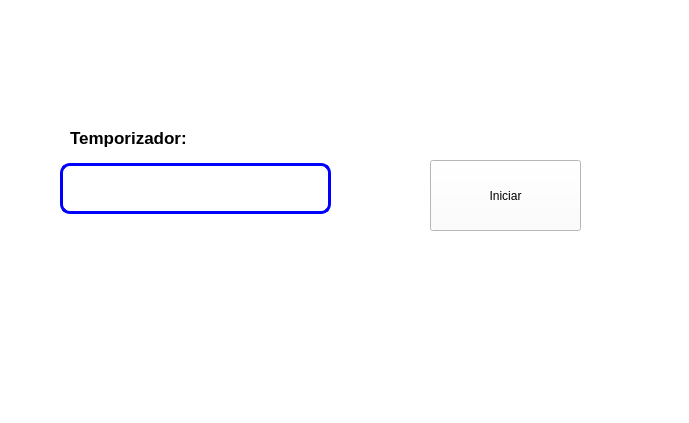
This is Unidad 2/P09_SegundoPlano.ui in Emanuel-Izaguirre-Cortes-03/Pip_2025_1_eq_4_i as Qt 5 draws it before an edit. The edited form follows.
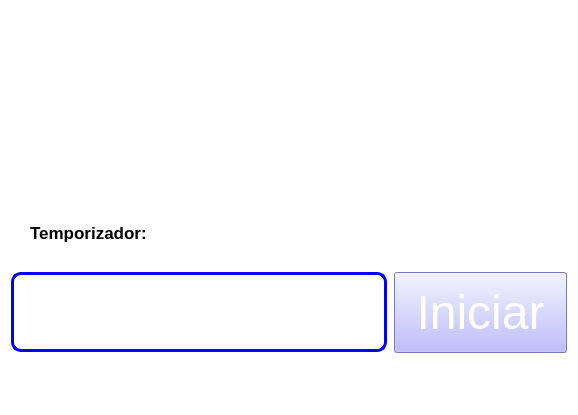
This is the edited form. Icons and pictures are not drawn.

Patch:
```diff
--- a/Unidad 2/P09_SegundoPlano.ui
+++ b/Unidad 2/P09_SegundoPlano.ui
@@ -6,8 +6,8 @@
    <rect>
     <x>0</x>
     <y>0</y>
-    <width>689</width>
-    <height>423</height>
+    <width>578</width>
+    <height>415</height>
    </rect>
   </property>
   <property name="windowTitle">
@@ -20,10 +20,10 @@
    <widget class="QLabel" name="label">
     <property name="geometry">
      <rect>
-      <x>70</x>
-      <y>123</y>
-      <width>191</width>
-      <height>31</height>
+      <x>30</x>
+      <y>220</y>
+      <width>163</width>
+      <height>27</height>
      </rect>
     </property>
     <property name="font">
@@ -38,15 +38,15 @@
    <widget class="QLineEdit" name="txt_temporizador">
     <property name="geometry">
      <rect>
-      <x>60</x>
-      <y>163</y>
-      <width>271</width>
-      <height>51</height>
+      <x>11</x>
+      <y>272</y>
+      <width>376</width>
+      <height>80</height>
      </rect>
     </property>
     <property name="font">
      <font>
-      <pointsize>11</pointsize>
+      <pointsize>36</pointsize>
      </font>
     </property>
     <property name="styleSheet">
@@ -57,79 +57,66 @@
      <string/>
     </property>
    </widget>
-   <widget class="QLabel" name="label_11">
-    <property name="geometry">
-     <rect>
-      <x>10</x>
-      <y>10</y>
-      <width>151</width>
-      <height>81</height>
-     </rect>
-    </property>
-    <property name="text">
-     <string/>
-    </property>
-    <property name="pixmap">
-     <pixmap resource="../Archivos/Recursos.qrc">:/Recursos/Escudo UAT.png</pixmap>
-    </property>
-    <property name="scaledContents">
-     <bool>true</bool>
-    </property>
-   </widget>
-   <widget class="QLabel" name="label_10">
-    <property name="geometry">
-     <rect>
-      <x>550</x>
-      <y>290</y>
-      <width>121</width>
-      <height>71</height>
-     </rect>
-    </property>
-    <property name="text">
-     <string/>
-    </property>
-    <property name="pixmap">
-     <pixmap>:/Logos/Castor.jpg</pixmap>
-    </property>
-    <property name="scaledContents">
-     <bool>true</bool>
-    </property>
-   </widget>
-   <widget class="QLabel" name="label_9">
-    <property name="geometry">
-     <rect>
-      <x>510</x>
-      <y>20</y>
-      <width>161</width>
-      <height>61</height>
-     </rect>
-    </property>
-    <property name="styleSheet">
-     <string notr="true">background-image: url(:/NLogos/Facultad.jpg);</string>
-    </property>
-    <property name="text">
-     <string/>
-    </property>
-    <property name="pixmap">
-     <pixmap resource="../Archivos/Recursos.qrc">:/Recursos/FI.png</pixmap>
-    </property>
-    <property name="scaledContents">
-     <bool>true</bool>
-    </property>
-   </widget>
    <widget class="QPushButton" name="btn_temporizador">
     <property name="geometry">
      <rect>
-      <x>430</x>
-      <y>160</y>
-      <width>151</width>
-      <height>71</height>
+      <x>394</x>
+      <y>272</y>
+      <width>173</width>
+      <height>81</height>
      </rect>
     </property>
+    <property name="font">
+     <font>
+      <pointsize>36</pointsize>
+     </font>
+    </property>
+    <property name="styleSheet">
+     <string notr="true">background-color: rgb(170, 170, 255);
+color: rgb(255, 255, 255);</string>
+    </property>
     <property name="text">
      <string>Iniciar</string>
     </property>
    </widget>
+   <widget class="QLabel" name="label_3">
+    <property name="geometry">
+     <rect>
+      <x>390</x>
+      <y>10</y>
+      <width>161</width>
+      <height>121</height>
+     </rect>
+    </property>
+    <property name="text">
+     <string/>
+    </property>
+    <property name="pixmap">
+     <pixmap resource="../Archivos/Recursos.qrc">:/Recursos/UAT Vertical - copia.png</pixmap>
+    </property>
+    <property name="scaledContents">
+     <bool>true</bool>
+    </property>
+   </widget>
+   <widget class="QLabel" name="label_2">
+    <property name="geometry">
+     <rect>
+      <x>20</x>
+      <y>20</y>
+      <width>141</width>
+      <height>121</height>
+     </rect>
+    </property>
+    <property name="text">
+     <string/>
+    </property>
+    <property name="pixmap">
+     <pixmap resource="../Archivos/Recursos.qrc">:/Recursos/UAT.png</pixmap>
+    </property>
+    <property name="scaledContents">
+     <bool>true</bool>
+    </property>
+   </widget>
   </widget>
   <widget class="QMenuBar" name="menubar">
    <property name="geometry">
```
Left out of the diff: 2 changed lines with no effect on the pictures.
